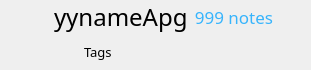
cas--/Qvernote, file QNotebookListItemWidget.ui: the form before one commit.
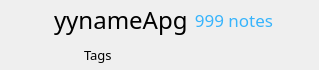
The form after the commit. Icons and pictures are not drawn.

Commit message: New icons and tweaks for notebook list view

Diff of the .ui file:
```diff
--- a/QNotebookListItemWidget.ui
+++ b/QNotebookListItemWidget.ui
@@ -52,7 +52,7 @@
     <number>0</number>
    </property>
    <property name="rightMargin">
-    <number>0</number>
+    <number>8</number>
    </property>
    <property name="bottomMargin">
     <number>6</number>
@@ -87,6 +87,12 @@
    </item>
    <item row="0" column="1">
     <widget class="QLabel" name="lNotebookName">
+      <property name="minimumSize">
+      <size>
+       <width>0</width>
+       <height>40</height>
+      </size>
+     </property>
      <property name="maximumSize">
       <size>
        <width>700</width>
@@ -188,6 +194,12 @@
      </item>
      <item>
       <widget class="QLabel" name="lNotebookTags">
+      <property name="maximumSize">
+      <size>
+       <width>16777215</width>
+       <height>24</height>
+      </size>
+      </property>
        <property name="font">
         <font>
          <family>Nokia Sans</family>
```
The commit also changes 7 other files.
